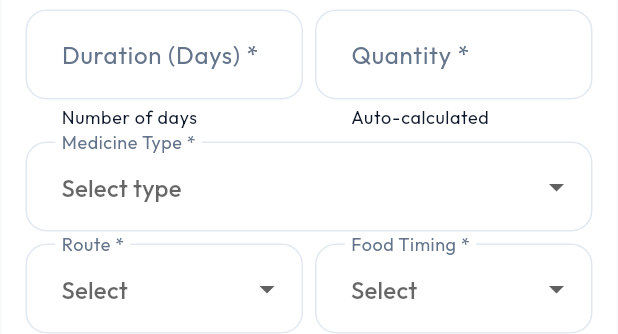
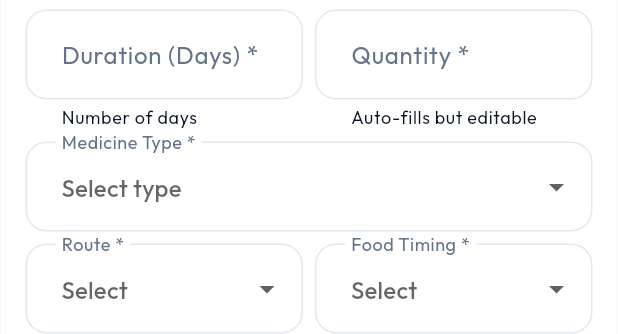
Before and after one commit to ankurrera/Biometrics_medical, a Flutter app: the MedicationCardWidget widget shown alone on an empty page, opened directly with empty values, on a phone screen of 412 x 824 dp. Shown: the part 316-650 px from the top of the screen. Run offline on Flutter 3.47's test engine with Material 3 defaults, Android fonts, the phone set to English and light mode, and no system bars; our stand-ins replace flutter_dotenv, flutter_riverpod, flutter_secure_storage, go_router, google_fonts, image_picker and 4 more; missing offline and left inert: mobile_scanner; accounts and stored records are empty; network calls fail.

Commit message:
Fix: Remove readOnly restriction from Quantity field in medication card
- Removed readOnly: true from Quantity field to allow manual input
- Added keyboardType and inputFormatters for proper numeric input
- Added listener to notify changes when manually edited
- Updated helper text to indicate field is editable
- Auto-calculation still works but users can now override when needed
- Resolves input blocking issue for custom prescription amounts

Co-authored-by: ankurrera <186232326+ankurrera@users.noreply.github.com>

```diff
--- a/lib/features/patient/presentation/widgets/medication_card_widget.dart
+++ b/lib/features/patient/presentation/widgets/medication_card_widget.dart
@@ -73,6 +73,7 @@ class _MedicationCardWidgetState extends State<MedicationCardWidget> {
     _nameController.addListener(_notifyChange);
     _dosageController.addListener(_notifyChange);
     _durationController.addListener(_calculateQuantity);
+    _quantityController.addListener(_notifyChange); // Allow manual quantity override
     _instructionsController.addListener(_notifyChange);
   }
 
@@ -294,14 +295,17 @@ class _MedicationCardWidgetState extends State<MedicationCardWidget> {
                     controller: _quantityController,
                     decoration: const InputDecoration(
                       labelText: 'Quantity *',
-                      hintText: 'Auto-calculated',
-                      helperText: 'Auto-calculated',
+                      hintText: 'Auto-calculated or enter manually',
+                      helperText: 'Auto-fills but editable',
                     ),
-                    readOnly: true,
-                    style: const TextStyle(
-                      fontWeight: FontWeight.w600,
-                      color: AppColors.primary,
-                    ),
+                    // FIXED: Removed readOnly: true to allow manual quantity entry
+                    // Auto-calculation still works via _calculateQuantity() listener
+                    // on duration/frequency changes, but users can override when needed
+                    // (e.g., for custom prescription amounts that don't match the formula)
+                    keyboardType: TextInputType.number,
+                    inputFormatters: [
+                      FilteringTextInputFormatter.digitsOnly,
+                    ],
                     validator: (value) {
                       if (value == null || value.trim().isEmpty) {
                         return 'Required';
```
